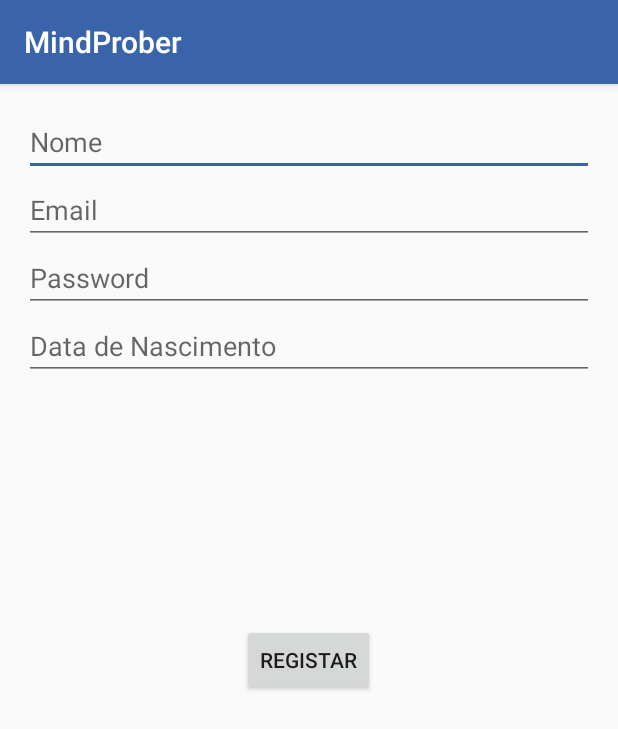
After one commit to FsFilipe/MindProber, an Android app: the RegisterActivity screen opened directly, with no data from a screen before it, on a phone screen of 412 x 824 dp. The commit adds this screen. Shown: the top 729 px of the screen. Run offline under Robolectric (Android 15) with nearby library versions, the phone set to English and light mode, and no system bars.

Commit message:
It was added the Register Activity.

```diff
--- a/app/src/main/AndroidManifest.xml
+++ b/app/src/main/AndroidManifest.xml
@@ -12,7 +12,8 @@
         android:icon="@mipmap/ic_launcher"
         android:label="MindProber"
         android:supportsRtl="true"
-        android:theme="@style/MindProber"><!--"@style/AppTheme">-->
+        android:theme="@style/MindProber">
+        <!-- "@style/AppTheme"> -->
         <activity
             android:name=".LoginActivity"
             android:label="MindProber">
@@ -31,6 +32,7 @@
                 android:name="android.support.PARENT_ACTIVITY"
                 android:value="mindprobe.mindprobe.LoginActivity" />
         </activity>
+        <activity android:name=".RegisterActivity"></activity>
     </application>
 
 </manifest>
--- a/app/src/main/java/mindprobe/mindprobe/LoginActivity.java
+++ b/app/src/main/java/mindprobe/mindprobe/LoginActivity.java
@@ -52,7 +52,7 @@ public class LoginActivity extends AppCompatActivity implements LoaderCallbacks<
      * TODO: remove after connecting to a real authentication system.
      */
     private static final String[] DUMMY_CREDENTIALS = new String[]{
-            "foo@gmail.com:foobar123","mindprober@gmail.com:mindprober123","luis.filipe.sf@gmail.com:l189a713"
+        "foo@gmail.com:foobar123","mindprober@gmail.com:mindprober123","luis.filipe.sf@gmail.com:l189a713"
     };
     /**
      * Keep track of the login task to ensure we can cancel it if requested.
@@ -357,15 +357,14 @@ public class LoginActivity extends AppCompatActivity implements LoaderCallbacks<
         protected Boolean doInBackground(Void... params) {
 
             // TODO: attempt authentication against a network service.
+            //incorrect email is 0. Incorrect password is 1. Both credentials incorrect is 2.
 
-            //incorrect email is 0. Incorrect password is 1.
-
-/*            try {
+            try {
                 // Simulate network access.
-                Thread.sleep(2000);
+                Thread.sleep(500);
             } catch (InterruptedException e) {
                 return false;
-            }*/
+            }
 
             for (String credential : DUMMY_CREDENTIALS) {
                 String[] pieces = credential.split(":");
@@ -375,14 +374,16 @@ public class LoginActivity extends AppCompatActivity implements LoaderCallbacks<
                 }else if (pieces[0].equals(mEmail) && !pieces[1].equals(mPassword)) {
                     pass_or_email.set(1);
                     return false;
-                }else{
+                }else if (!pieces[0].equals(mEmail) && pieces[1].equals(mPassword)){
                     pass_or_email.set(0);
                     return false;
+                }else{
+                    pass_or_email.set(2);
                 }
             }
 
-            // TODO: register the new account here.
-            return true;
+            // register the new account.
+            return false;
         }
 
         //This runs on MainActivity..which is great!
@@ -398,9 +399,12 @@ public class LoginActivity extends AppCompatActivity implements LoaderCallbacks<
                 if (pass_or_email.equals(0)){
                     mEmailView.setError(getString(R.string.incorrect_email));
                     mEmailView.requestFocus();
-                }else{
+                }else if (pass_or_email.equals(1)) {
                     mPasswordView.setError(getString(R.string.error_incorrect_password));
                     mPasswordView.requestFocus();
+                }else{
+                    Intent Register_Intent = new Intent(LoginActivity.this,RegisterActivity.class);
+                    LoginActivity.this.startActivity(Register_Intent);
                 }
             }
         }
--- /dev/null
+++ b/app/src/main/java/mindprobe/mindprobe/RegisterActivity.java
@@ -0,0 +1,24 @@
+package mindprobe.mindprobe;
+
+import android.support.v7.app.AppCompatActivity;
+import android.os.Bundle;
+import android.widget.Button;
+import android.widget.EditText;
+
+public class RegisterActivity extends AppCompatActivity {
+
+    @Override
+    protected void onCreate(Bundle savedInstanceState) {
+        super.onCreate(savedInstanceState);
+        setContentView(R.layout.activity_register);
+
+        final EditText birthdate = (EditText) findViewById(R.id.regbirthdate);
+        final EditText name = (EditText) findViewById(R.id.regname);
+        final EditText e_mail = (EditText) findViewById(R.id.regemail);
+        final EditText password = (EditText) findViewById(R.id.regpassword);
+        final Button button_register = (Button) findViewById(R.id.regbutton);
+
+
+
+    }
+}
--- /dev/null
+++ b/app/src/main/res/layout/activity_register.xml
@@ -0,0 +1,71 @@
+<?xml version="1.0" encoding="utf-8"?>
+<RelativeLayout xmlns:android="http://schemas.android.com/apk/res/android"
+    xmlns:tools="http://schemas.android.com/tools"
+    android:layout_width="match_parent"
+    android:layout_height="match_parent"
+    android:paddingBottom="@dimen/activity_vertical_margin"
+    android:paddingLeft="@dimen/activity_horizontal_margin"
+    android:paddingRight="@dimen/activity_horizontal_margin"
+    android:paddingTop="@dimen/activity_vertical_margin"
+    tools:context="mindprobe.mindprobe.RegisterActivity">
+
+    <EditText
+        android:layout_width="wrap_content"
+        android:layout_height="wrap_content"
+        android:inputType="textPersonName"
+        android:ems="10"
+        android:id="@+id/regname"
+        android:layout_alignParentTop="true"
+        android:layout_alignParentLeft="true"
+        android:layout_alignParentStart="true"
+        android:layout_alignParentRight="true"
+        android:layout_alignParentEnd="true"
+        android:hint="Nome" />
+
+    <EditText
+        android:layout_width="wrap_content"
+        android:layout_height="wrap_content"
+        android:inputType="textEmailAddress"
+        android:ems="10"
+        android:id="@+id/regemail"
+        android:layout_below="@+id/regname"
+        android:layout_alignParentLeft="true"
+        android:layout_alignParentStart="true"
+        android:layout_alignParentRight="true"
+        android:layout_alignParentEnd="true"
+        android:hint="Email" />
+
+    <EditText
+        android:layout_width="wrap_content"
+        android:layout_height="wrap_content"
+        android:inputType="textPassword"
+        android:ems="10"
+        android:id="@+id/regpassword"
+        android:layout_below="@+id/regemail"
+        android:layout_alignParentLeft="true"
+        android:layout_alignParentStart="true"
+        android:layout_alignParentRight="true"
+        android:layout_alignParentEnd="true"
+        android:hint="Password" />
+
+    <EditText
+        android:layout_width="wrap_content"
+        android:layout_height="wrap_content"
+        android:inputType="date"
+        android:ems="10"
+        android:id="@+id/regbirthdate"
+        android:layout_below="@+id/regpassword"
+        android:layout_alignParentLeft="true"
+        android:layout_alignParentStart="true"
+        android:layout_alignParentRight="true"
+        android:layout_alignParentEnd="true"
+        android:hint="Data de Nascimento" />
+
+    <Button
+        android:layout_width="wrap_content"
+        android:layout_height="wrap_content"
+        android:text="Registar"
+        android:id="@+id/regbutton"
+        android:layout_centerVertical="true"
+        android:layout_centerHorizontal="true" />
+</RelativeLayout>
```
Also changed, not shown: 1 other file.
